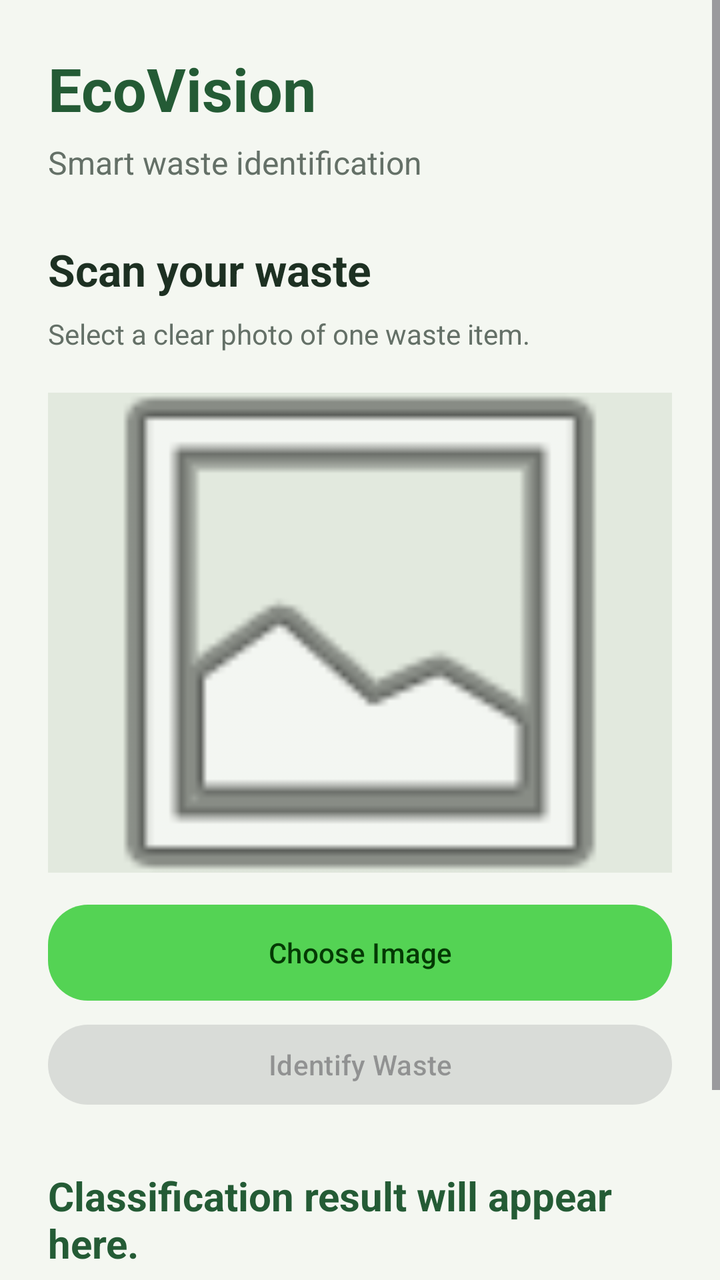
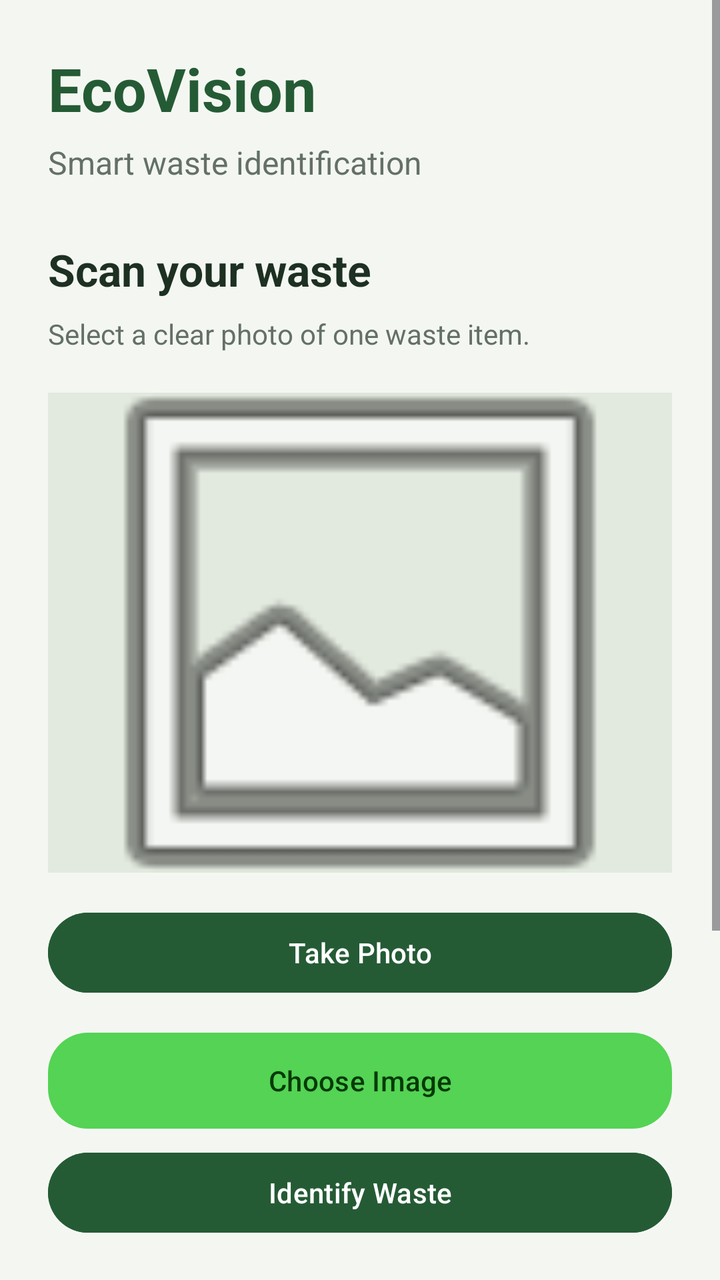

Before-and-after screenshots of an Android layout around one commit, followed by the original layout XML and the change that was made.
<!-- AndroidManifest.xml: application theme Theme.RebootEarth -->
<!-- res/layout/activity_main.xml -->
<?xml version="1.0" encoding="utf-8"?>
<ScrollView xmlns:android="http://schemas.android.com/apk/res/android"
    xmlns:app="http://schemas.android.com/apk/res-auto"
    android:id="@+id/main"
    android:layout_width="match_parent"
    android:layout_height="match_parent"
    android:background="#F4F7F1"
    android:fillViewport="true">

    <LinearLayout
        android:layout_width="match_parent"
        android:layout_height="wrap_content"
        android:orientation="vertical"
        android:padding="24dp">

        <TextView
            android:layout_width="wrap_content"
            android:layout_height="wrap_content"
            android:text="EcoVision"
            android:textColor="#245B35"
            android:textSize="30sp"
            android:textStyle="bold" />

        <TextView
            android:layout_width="wrap_content"
            android:layout_height="wrap_content"
            android:layout_marginTop="6dp"
            android:text="Smart waste identification"
            android:textColor="#647067"
            android:textSize="16sp" />

        <TextView
            android:layout_width="wrap_content"
            android:layout_height="wrap_content"
            android:layout_marginTop="28dp"
            android:text="Scan your waste"
            android:textColor="#1D3022"
            android:textSize="22sp"
            android:textStyle="bold" />

        <TextView
            android:layout_width="wrap_content"
            android:layout_height="wrap_content"
            android:layout_marginTop="8dp"
            android:text="Select a clear photo of one waste item."
            android:textColor="#647067"
            android:textSize="14sp" />

        <ImageView
            android:id="@+id/imagePreview"
            android:layout_width="match_parent"
            android:layout_height="240dp"
            android:layout_marginTop="20dp"
            android:background="#E2E9DE"
            android:contentDescription="Selected waste photo"
            android:scaleType="centerCrop"
            android:src="@android:drawable/ic_menu_gallery" />

        <Button
            android:id="@+id/btnChooseImage"
            android:layout_width="match_parent"
            android:layout_height="wrap_content"
            android:layout_marginTop="16dp"
            android:background="@drawable/choose_image_btn"
            app:backgroundTint="@null"
            android:textColor="@color/green"
            android:text="Choose Image" />

        <Button
            android:id="@+id/btnClassify"
            android:layout_width="match_parent"
            android:layout_height="wrap_content"
            android:layout_marginTop="8dp"
            android:enabled="false"
            android:text="Identify Waste" />

        <TextView
            android:id="@+id/txtResult"
            android:layout_width="match_parent"
            android:layout_height="wrap_content"
            android:layout_marginTop="28dp"
            android:text="Classification result will appear here."
            android:textColor="#245B35"
            android:textSize="20sp"
            android:textStyle="bold" />

        <TextView
            android:id="@+id/txtConfidence"
            android:layout_width="match_parent"
            android:layout_height="wrap_content"
            android:layout_marginTop="8dp"
            android:textColor="#647067"
            android:textSize="14sp" />

        <TextView
            android:id="@+id/txtGuidance"
            android:layout_width="match_parent"
            android:layout_height="wrap_content"
            android:layout_marginTop="12dp"
            android:padding="16dp"
            android:background="#E2E9DE"
            android:text="Disposal guidance will appear here."
            android:textColor="#263C2B"
            android:textSize="16sp" />

    </LinearLayout>
</ScrollView>
<!-- resources referenced by this layout -->
<resources>
  <color name="green">#043A04</color>
  <!-- drawable choose_image_btn (drawable) -->
  <?xml version="1.0" encoding="utf-8"?>
  <shape xmlns:android="http://schemas.android.com/apk/res/android"
      android:shape="rectangle">
      <solid android:color="@color/lightgreen"/>
      <corners android:radius="20dp"/>
  
  </shape>
  <style name="Theme.RebootEarth" parent="Base.Theme.RebootEarth" />
  <color name="lightgreen">#54D354</color>
  <style name="Base.Theme.RebootEarth" parent="Theme.Material3.DayNight.NoActionBar">
          
          
      </style>
</resources>

<!-- the commit's change to res/layout/activity_main.xml (unified diff, before → after) -->
@@ -13,6 +13,7 @@
         android:orientation="vertical"
         android:padding="24dp">
 
+        
         <TextView
             android:layout_width="wrap_content"
             android:layout_height="wrap_content"
@@ -29,6 +30,7 @@
             android:textColor="#647067"
             android:textSize="16sp" />
 
+        
         <TextView
             android:layout_width="wrap_content"
             android:layout_height="wrap_content"
@@ -57,23 +59,38 @@
             android:src="@android:drawable/ic_menu_gallery" />
 
         <Button
+            android:id="@+id/btnTakePhoto"
+            android:layout_width="match_parent"
+            android:layout_height="wrap_content"
+            android:layout_marginTop="16dp"
+            android:text="Take Photo"
+            android:textColor="@android:color/white"
+            android:backgroundTint="#245B35" />
+
+
+        
+        <Button
             android:id="@+id/btnChooseImage"
             android:layout_width="match_parent"
             android:layout_height="wrap_content"
             android:layout_marginTop="16dp"
             android:background="@drawable/choose_image_btn"
-            app:backgroundTint="@null"
+            android:text="Choose Image"
             android:textColor="@color/green"
-            android:text="Choose Image" />
+            app:backgroundTint="@null" />
 
+        
         <Button
             android:id="@+id/btnClassify"
             android:layout_width="match_parent"
             android:layout_height="wrap_content"
             android:layout_marginTop="8dp"
+            android:backgroundTint="#245B35"
             android:enabled="false"
-            android:text="Identify Waste" />
+            android:text="Identify Waste"
+            android:textColor="@android:color/white" />
 
+        
         <TextView
             android:id="@+id/txtResult"
             android:layout_width="match_parent"
@@ -84,6 +101,7 @@
             android:textSize="20sp"
             android:textStyle="bold" />
 
+        
         <TextView
             android:id="@+id/txtConfidence"
             android:layout_width="match_parent"
@@ -92,16 +110,31 @@
             android:textColor="#647067"
             android:textSize="14sp" />
 
+        
         <TextView
             android:id="@+id/txtGuidance"
             android:layout_width="match_parent"
             android:layout_height="wrap_content"
             android:layout_marginTop="12dp"
+            android:background="#E2E9DE"
+            android:gravity="start"
+            android:lineSpacingExtra="4dp"
             android:padding="16dp"
-            android:background="#E2E9DE"
             android:text="Disposal guidance will appear here."
             android:textColor="#263C2B"
-            android:textSize="16sp" />
+            android:textSize="16sp"
+            android:textIsSelectable="true" />
+
+        
+        <TextView
+            android:layout_width="match_parent"
+            android:layout_height="wrap_content"
+            android:layout_marginTop="12dp"
+            android:paddingBottom="8dp"
+            android:text="Note: Disposal recommendations depend on local recycling rules. Verify uncertain predictions before disposing of waste."
+            android:textColor="#647067"
+            android:textSize="12sp" />
 
     </LinearLayout>
+
 </ScrollView>
